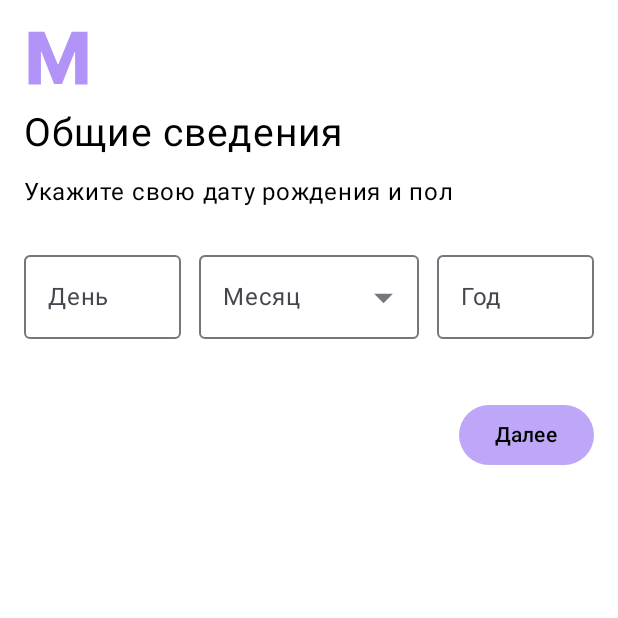
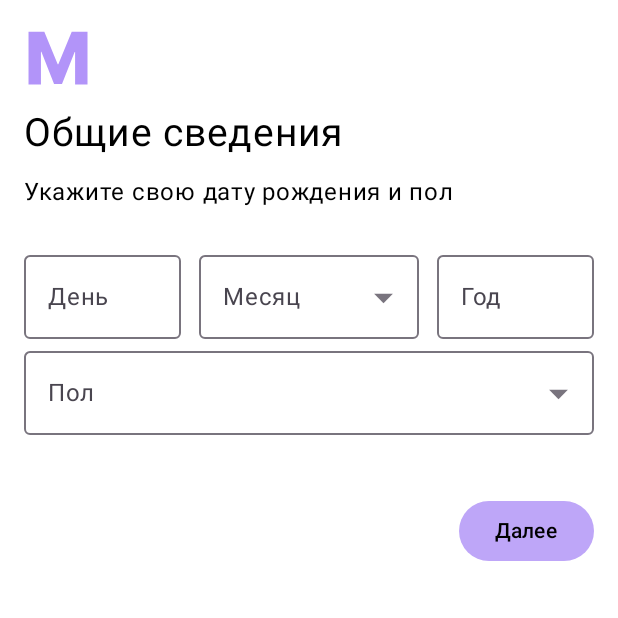
Before and after one commit to Nevratov/Matur, an Android app built with Jetpack Compose: the screen it shows after launch (MainActivity), on a phone screen of 412 x 824 dp, the top half of it. Run offline under Robolectric (Android 15) with nearby library versions, the phone set to English and light mode, and no system bars.

Commit message:
Register screen - step 2 (birthdate) created Fix - add text field gender

```diff
--- a/app/src/main/java/com/nevratov/matur/presentation/main/RegisterScreenDate.kt
+++ b/app/src/main/java/com/nevratov/matur/presentation/main/RegisterScreenDate.kt
@@ -16,7 +16,6 @@ import androidx.compose.foundation.layout.size
 import androidx.compose.foundation.layout.width
 import androidx.compose.foundation.selection.selectable
 import androidx.compose.foundation.selection.selectableGroup
-import androidx.compose.foundation.text.KeyboardActions
 import androidx.compose.foundation.text.KeyboardOptions
 import androidx.compose.material.icons.Icons
 import androidx.compose.material.icons.filled.ArrowDropDown
@@ -39,8 +38,8 @@ import androidx.compose.runtime.setValue
 import androidx.compose.ui.Alignment
 import androidx.compose.ui.Modifier
 import androidx.compose.ui.graphics.Color
-import androidx.compose.ui.platform.LocalFocusManager
 import androidx.compose.ui.res.painterResource
+import androidx.compose.ui.res.stringArrayResource
 import androidx.compose.ui.res.stringResource
 import androidx.compose.ui.semantics.Role
 import androidx.compose.ui.text.input.ImeAction
@@ -80,6 +79,8 @@ fun RegisterScreenDate() {
             Spacer(modifier = Modifier.width(12.dp))
             YearTextField()
         }
+        Spacer(modifier = Modifier.width(12.dp))
+        GenderTextField()
         Spacer(modifier = Modifier.height(40.dp))
 
         Row(modifier = Modifier.fillMaxWidth(), horizontalArrangement = Arrangement.End) {
@@ -123,9 +124,7 @@ fun RowScope.MonthTextField() {
         OutlinedTextField(
             modifier = Modifier
                 .weight(1.4f)
-                .padding(0.dp)
-                .clickable { openDialog.value = true }
-            ,
+                .clickable { openDialog.value = true },
             value = text,
             enabled = false,
             keyboardOptions = KeyboardOptions.Default.copy(imeAction = ImeAction.None),
@@ -155,14 +154,13 @@ fun RowScope.MonthTextField() {
         )
 
 
-
     if (openDialog.value) {
         AlertDialog(
             onDismissRequest = { openDialog.value = false },
             modifier = Modifier.background(Color.White)
 
         ) {
-            val months = arrayOf("Январь", "Февраль", "Март", "Апрель", "Май", "Июнь", "Июль", "Август", "Сетнябрь", "Октябрь", "Ноябрь", "Декабрь")
+            val months = stringArrayResource(id = R.array.monthsOfYear)
             var selectedOption by rememberSaveable { mutableStateOf(months[0]) }
 
             Column(modifier = Modifier.selectableGroup()) {
@@ -221,7 +219,91 @@ fun RowScope.YearTextField() {
     )
 }
 
+@OptIn(ExperimentalMaterial3Api::class)
+@Composable
+fun GenderTextField() {
+    var text by rememberSaveable { mutableStateOf("") }
+    val openDialog = remember { mutableStateOf(false) }
 
+
+    OutlinedTextField(
+        modifier = Modifier
+            .fillMaxWidth()
+            .clickable { openDialog.value = true },
+        value = text,
+        enabled = false,
+        keyboardOptions = KeyboardOptions.Default.copy(imeAction = ImeAction.None),
+        singleLine = true,
+        onValueChange = { text = it },
+        colors = OutlinedTextFieldDefaults.colors(
+            disabledBorderColor = MaterialTheme.colorScheme.outline,
+            disabledContainerColor = MaterialTheme.colorScheme.background,
+            disabledTextColor = MaterialTheme.colorScheme.primary,
+            disabledLabelColor = MaterialTheme.colorScheme.onSurfaceVariant,
+            disabledTrailingIconColor = MaterialTheme.colorScheme.outline,
+
+            ),
+        label = { Text(
+            modifier = Modifier.clickable { openDialog.value = true },
+            text = stringResource(R.string.gender_label)
+        ) },
+        trailingIcon = {
+            Icon(
+                imageVector = Icons.Default.ArrowDropDown,
+                contentDescription = null,
+                modifier = Modifier
+                    .size(30.dp)
+                    .clickable { openDialog.value = true }
+            )
+        }
+    )
+
+    if (openDialog.value) {
+        AlertDialog(
+            onDismissRequest = { openDialog.value = false },
+            modifier = Modifier.background(Color.White)
+
+        ) {
+            val genders = stringArrayResource(id = R.array.genders)
+            var selectedOption by rememberSaveable { mutableStateOf(genders[0]) }
+
+            Column(modifier = Modifier.selectableGroup()) {
+                genders.forEach { gender ->
+                    Row(modifier = Modifier
+                        .fillMaxWidth()
+                        .height(52.dp)
+                        .selectable(
+                            selected = text == selectedOption,
+                            onClick = {
+                                selectedOption = gender
+                                text = gender
+                                openDialog.value = false
+                            },
+                            role = Role.Button
+                        )
+                        .padding(16.dp),
+                        verticalAlignment = Alignment.CenterVertically
+                    ) {
+                        RadioButton(
+                            selected = text == selectedOption,
+                            onClick = {
+                                selectedOption = gender
+                                text = gender
+                                openDialog.value = false
+                            }
+                        )
+                        Text(
+                            text = gender,
+                            style = MaterialTheme.typography.bodyLarge,
+                            modifier = Modifier.padding(start = 16.dp)
+                        )
+
+                    }
+                }
+            }
+        }
+    }
+}
 
 @Preview
 @Composable
--- a/app/src/main/res/values/strings.xml
+++ b/app/src/main/res/values/strings.xml
@@ -9,4 +9,25 @@
     <string name="day_label">День</string>
     <string name="month_label">Месяц</string>
     <string name="year_label">Год</string>
+    <string name="gender_label">Пол</string>
+
+    <array name="monthsOfYear">
+        <item>Январь</item>
+        <item>Февраль</item>
+        <item>Март</item>
+        <item>Апрель</item>
+        <item>Май</item>
+        <item>Июнь</item>
+        <item>Июль</item>
+        <item>Август</item>
+        <item>Сетнябрь</item>
+        <item>Октябрь</item>
+        <item>Ноябрь</item>
+        <item>Декабрь</item>
+    </array>
+
+    <array name="genders">
+        <item>Мужской</item>
+        <item>Женский</item>
+    </array>
 </resources>
```
Also changed, not shown: app/src/main/java/com/nevratov/matur/presentation/main/RegisterScreen.kt (+13 -1 lines).
